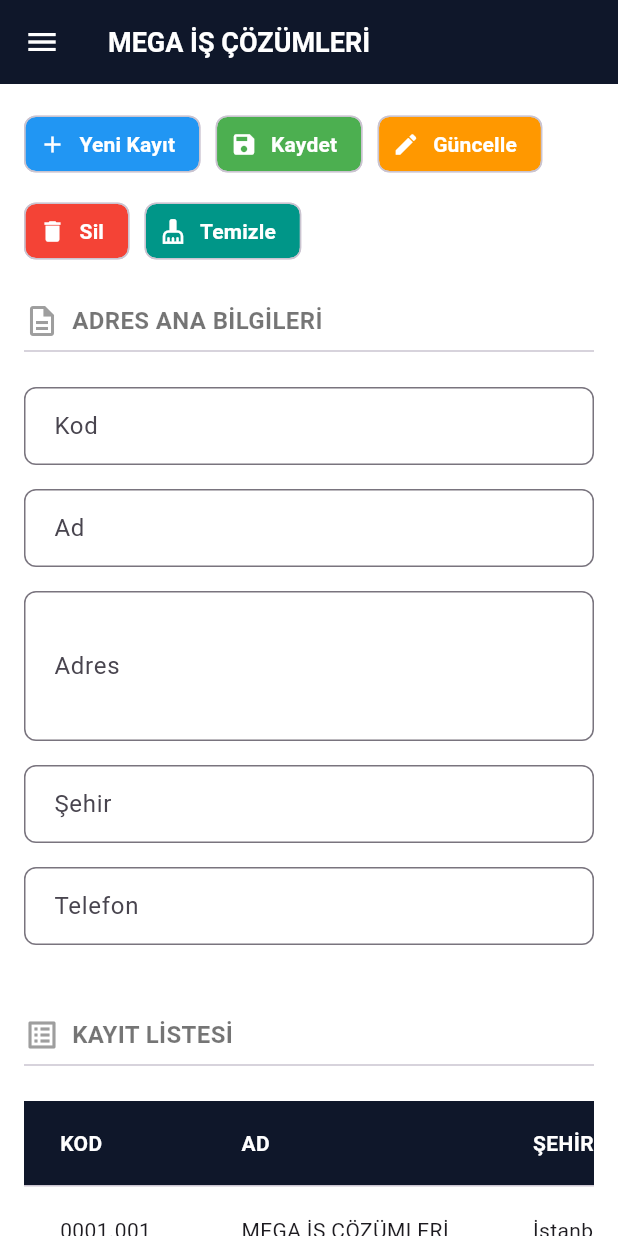
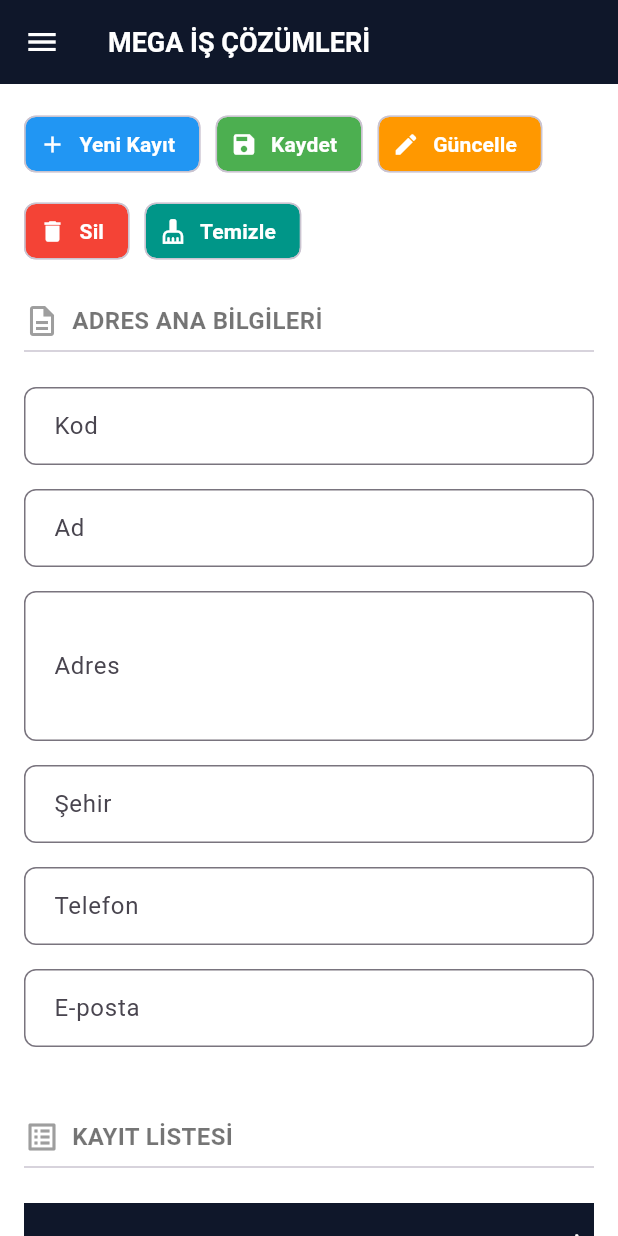
Before and after one commit to begummkayaa/kurumsal-adres-yonetim-mobil, a Flutter app: the screen it shows after launch, on a phone screen of 412 x 824 dp. Run offline on Flutter 3.47's test engine with Material 3 defaults, Android fonts, the phone set to English and light mode, and no system bars.

Commit message:
Feat: Form alanlarına controller bağlandı ve E-posta alanı eklendi

```diff
--- a/lib/main.dart
+++ b/lib/main.dart
@@ -36,6 +36,24 @@ class _AnaSayfaState extends State<AnaSayfa> {
     const Adres(kod: '24343434', ad: 'KAYA YAZILIM', sehir: 'Elazığ', telefon: '0212 392 32 22', eposta: 'kaya@gmail.com'),
     const Adres(kod: '56565656', ad: 'FIRAT TEKNOLOJİ', sehir: 'Elazığ', telefon: '0424 237 00 00', eposta: 'info@firat.edu.tr'),
   ];
+
+  final _kodController = TextEditingController();
+  final _adController = TextEditingController();
+  final _adresController = TextEditingController();
+  final _sehirController = TextEditingController();
+  final _telefonController = TextEditingController();
+  final _epostaController = TextEditingController();
+
+  @override
+  void dispose() {
+    _kodController.dispose();
+    _adController.dispose();
+    _adresController.dispose();
+    _sehirController.dispose();
+    _telefonController.dispose();
+    _epostaController.dispose();
+    super.dispose();
+  }
 
   @override
   Widget build(BuildContext context) {
@@ -87,11 +105,12 @@ class _AnaSayfaState extends State<AnaSayfa> {
             const Row(children: [Icon(Icons.description_outlined, color: Colors.grey), SizedBox(width: 8), Text('ADRES ANA BİLGİLERİ', style: TextStyle(fontSize: 16, fontWeight: FontWeight.bold, color: Colors.black54))]),
             const Divider(),
             const SizedBox(height: 16),
-            _buildTextField('Kod'),
-            _buildTextField('Ad'),
-            _buildTextField('Adres', maxLines: 3),
-            _buildTextField('Şehir'),
-            _buildTextField('Telefon'),
+            _buildTextField('Kod', _kodController),
+            _buildTextField('Ad', _adController),
+            _buildTextField('Adres', _adresController, maxLines: 3),
+            _buildTextField('Şehir', _sehirController),
+            _buildTextField('Telefon', _telefonController, klavye: TextInputType.phone),
+            _buildTextField('E-posta', _epostaController, klavye: TextInputType.emailAddress),
 
             const SizedBox(height: 32),
 
@@ -143,11 +162,13 @@ class _AnaSayfaState extends State<AnaSayfa> {
     );
   }
 
-  Widget _buildTextField(String etiket, {int maxLines = 1}) {
+  Widget _buildTextField(String etiket, TextEditingController controller, {int maxLines = 1, TextInputType? klavye}) {
     return Padding(
       padding: const EdgeInsets.only(bottom: 16.0),
       child: TextField(
+        controller: controller,
         maxLines: maxLines,
+        keyboardType: klavye,
         decoration: InputDecoration(labelText: etiket, border: OutlineInputBorder(borderRadius: BorderRadius.circular(8.0)), contentPadding: const EdgeInsets.symmetric(horizontal: 16, vertical: 14)),
       ),
     );
```
Also changed, not shown: 1 other file.
